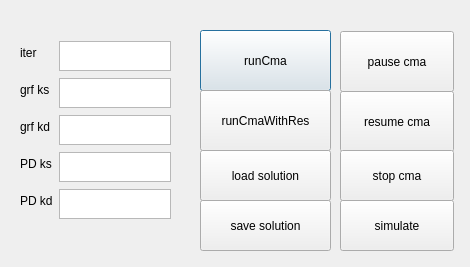
Before: the Qt Designer form HuboCma/hubocmamanage.ui in hpgit/hubocma, drawn with Qt 5.
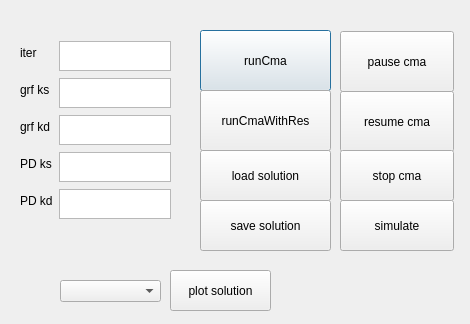
After: the same form once the commit is applied.

The edit to the form file:
```diff
--- a/HuboCma/hubocmamanage.ui
+++ b/HuboCma/hubocmamanage.ui
@@ -7,7 +7,7 @@
     <x>0</x>
     <y>0</y>
     <width>470</width>
-    <height>267</height>
+    <height>324</height>
    </rect>
   </property>
   <property name="windowTitle">
@@ -214,6 +214,29 @@
     </item>
    </layout>
   </widget>
+  <widget class="QComboBox" name="plotComboBox">
+   <property name="geometry">
+    <rect>
+     <x>60</x>
+     <y>280</y>
+     <width>101</width>
+     <height>22</height>
+    </rect>
+   </property>
+  </widget>
+  <widget class="QPushButton" name="plotBtn">
+   <property name="geometry">
+    <rect>
+     <x>170</x>
+     <y>270</y>
+     <width>101</width>
+     <height>41</height>
+    </rect>
+   </property>
+   <property name="text">
+    <string>plot solution</string>
+   </property>
+  </widget>
  </widget>
  <resources/>
  <connections/>
```
